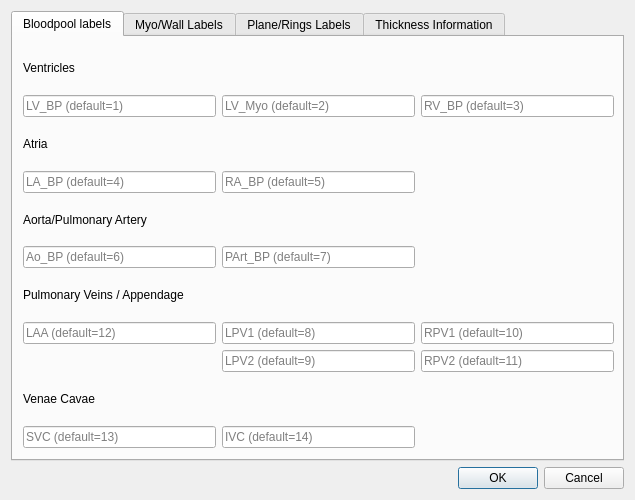
This is CemrgApp/Plugins/kcl.cemrgapp.fourchamber/src/internal/LabelsSelectorUI.ui in RosieBarrows/CemrgApp as Qt 5 draws it before an edit. The edited form follows.
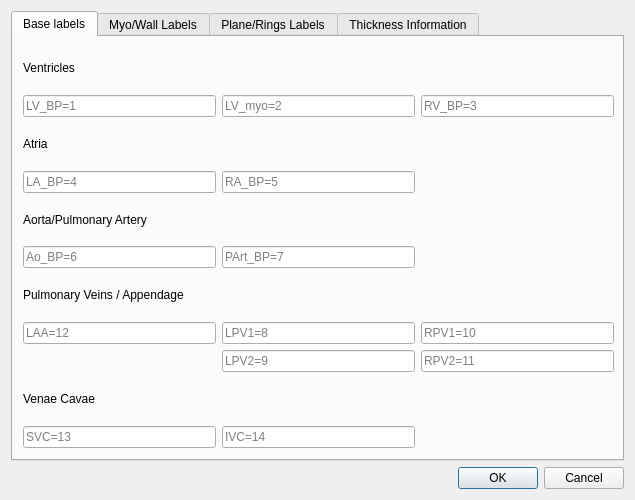
This is the edited form. The open tabs and pages were chosen to show the change.

Commit message: complete_labels_beginning

The edit to the form file:
```diff
--- a/CemrgApp/Plugins/kcl.cemrgapp.fourchamber/src/internal/LabelsSelectorUI.ui
+++ b/CemrgApp/Plugins/kcl.cemrgapp.fourchamber/src/internal/LabelsSelectorUI.ui
@@ -33,7 +33,7 @@
      </property>
      <widget class="QWidget" name="tab">
       <attribute name="title">
-       <string>Bloodpool labels</string>
+       <string>Base labels</string>
       </attribute>
       <widget class="QWidget" name="gridLayoutWidget">
        <property name="geometry">
@@ -55,28 +55,28 @@
         <item row="5" column="1">
          <widget class="QLineEdit" name="line_PArt_BP">
           <property name="placeholderText">
-           <string>PArt_BP (default=7)</string>
+           <string>PArt_BP=7</string>
           </property>
          </widget>
         </item>
         <item row="7" column="1">
          <widget class="QLineEdit" name="line_LPV1">
           <property name="placeholderText">
-           <string>LPV1 (default=8)</string>
+           <string>LPV1=8</string>
           </property>
          </widget>
         </item>
         <item row="3" column="1">
          <widget class="QLineEdit" name="line_RA_BP">
           <property name="placeholderText">
-           <string>RA_BP (default=5)</string>
+           <string>RA_BP=5</string>
           </property>
          </widget>
         </item>
         <item row="13" column="0">
          <widget class="QLineEdit" name="line_SVC">
           <property name="placeholderText">
-           <string>SVC (default=13)</string>
+           <string>SVC=13</string>
           </property>
          </widget>
         </item>
@@ -90,7 +90,7 @@
         <item row="7" column="0">
          <widget class="QLineEdit" name="line_LAA">
           <property name="placeholderText">
-           <string>LAA (default=12)</string>
+           <string>LAA=12</string>
           </property>
          </widget>
         </item>
@@ -104,63 +104,63 @@
         <item row="1" column="0">
          <widget class="QLineEdit" name="line_LV_BP">
           <property name="placeholderText">
-           <string>LV_BP (default=1)</string>
+           <string>LV_BP=1</string>
           </property>
          </widget>
         </item>
         <item row="3" column="0">
          <widget class="QLineEdit" name="line_LA_BP">
           <property name="placeholderText">
-           <string>LA_BP (default=4)</string>
+           <string>LA_BP=4</string>
           </property>
          </widget>
         </item>
         <item row="7" column="2">
          <widget class="QLineEdit" name="line_RPV1">
           <property name="placeholderText">
-           <string>RPV1 (default=10)</string>
+           <string>RPV1=10</string>
           </property>
          </widget>
         </item>
         <item row="5" column="0">
          <widget class="QLineEdit" name="line_Ao_BP">
           <property name="placeholderText">
-           <string>Ao_BP (default=6)</string>
+           <string>Ao_BP=6</string>
           </property>
          </widget>
         </item>
         <item row="9" column="1">
          <widget class="QLineEdit" name="line_LPV2">
           <property name="placeholderText">
-           <string>LPV2 (default=9)</string>
+           <string>LPV2=9</string>
           </property>
          </widget>
         </item>
         <item row="1" column="1">
          <widget class="QLineEdit" name="line_LV_Myo">
           <property name="placeholderText">
-           <string>LV_Myo (default=2)</string>
+           <string>LV_myo=2</string>
           </property>
          </widget>
         </item>
         <item row="13" column="1">
          <widget class="QLineEdit" name="lineEdit_6">
           <property name="placeholderText">
-           <string>IVC (default=14)</string>
+           <string>IVC=14</string>
           </property>
          </widget>
         </item>
         <item row="9" column="2">
          <widget class="QLineEdit" name="line_RPV2">
           <property name="placeholderText">
-           <string>RPV2 (default=11)</string>
+           <string>RPV2=11</string>
           </property>
          </widget>
         </item>
         <item row="1" column="2">
          <widget class="QLineEdit" name="line_RV_BP">
           <property name="placeholderText">
-           <string>RV_BP (default=3)</string>
+           <string>RV_BP=3</string>
           </property>
          </widget>
         </item>
```
Left out of the diff: 84 changed lines with no effect on the pictures. The commit also changes 6 other files.
